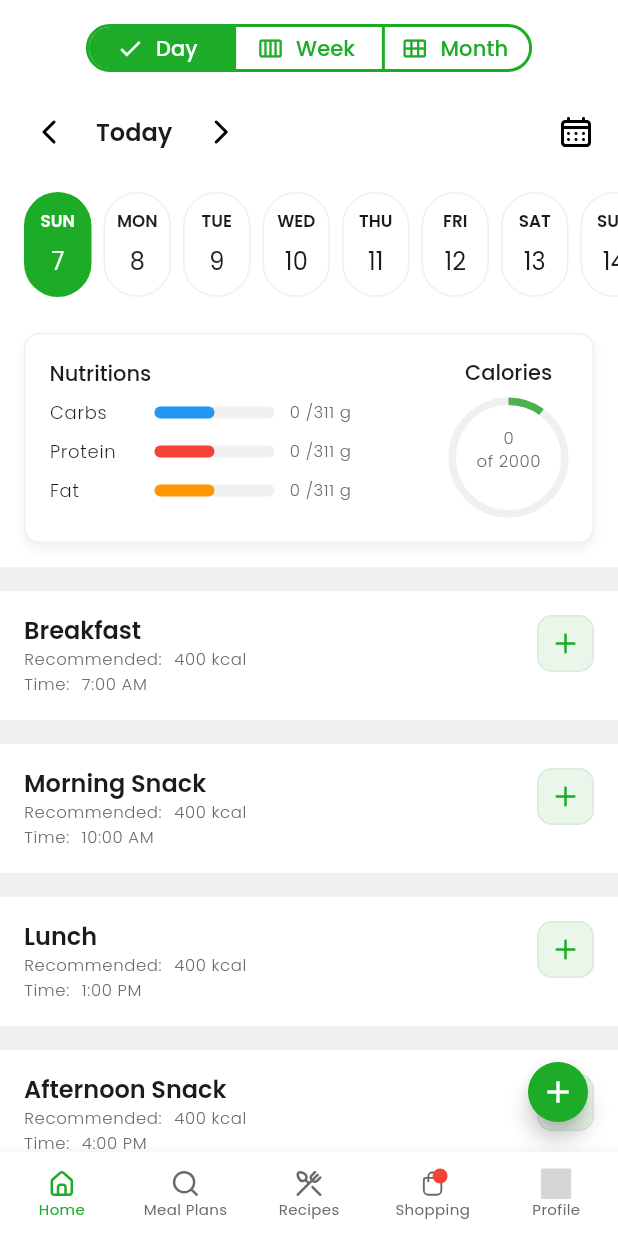
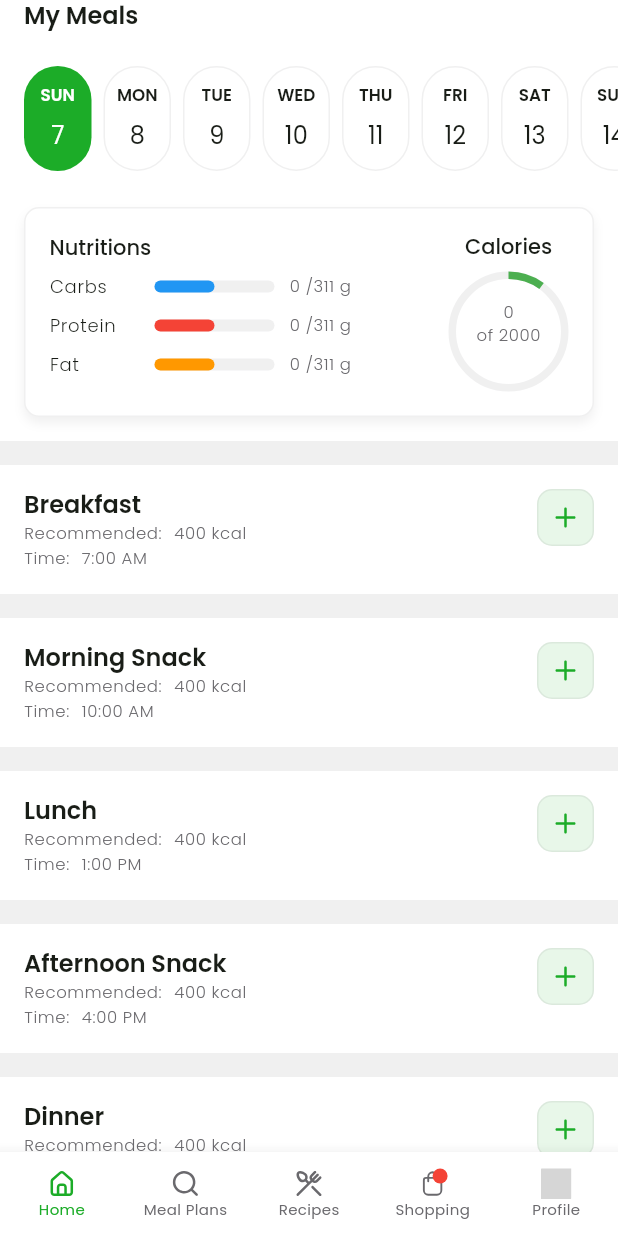
Before and after one commit to namayz18/meal_prep, a Flutter app: the screen it shows after launch, on a phone screen of 412 x 824 dp. Run offline on Flutter 3.47's test engine with Material 3 defaults, Android fonts, the phone set to English and light mode, and no system bars; drawn by our look-alikes of easy_date_timeline, percent_indicator; our stand-ins replace cloud_firestore, firebase_core, flutter_svg, hive, hive_flutter, table_calendar; accounts and stored records are empty; project files that could hold a hidden picture were left out; grey boxes are pictures that could not be loaded.

Commit message:
calendar view removed

```diff
--- a/lib/views/home/home_view.dart
+++ b/lib/views/home/home_view.dart
@@ -3,9 +3,6 @@ import 'package:flutter/material.dart';
 import 'package:meal_prep/core/extensions/theme_colors.dart';
 import 'package:meal_prep/views/home/controller/home_view_controller.dart';
 import 'package:meal_prep/views/home/view/home_day_view.dart';
-import 'package:meal_prep/views/home/view/home_month_view.dart';
-import 'package:meal_prep/views/home/view/home_week_view.dart';
-import 'package:meal_prep/views/home/widgets/calendar_segment_widget.dart';
 
 enum Calendar { day, week, month }
 
@@ -18,18 +15,10 @@ class HomeView extends StatefulWidget {
 
 class _HomeViewState extends State<HomeView> {
   final HomeViewController _homeViewController = HomeViewController();
-  Calendar _selected = Calendar.day;
   String _calendarTitle = 'Today';
   DateTime _focusDate = DateTime.now();
   final EasyInfiniteDateTimelineController _dateTimelineController =
       EasyInfiniteDateTimelineController();
-
-  // Function to handle calendar selection change
-  void _handleSegmentChange(Set<Calendar> selectedCalendars) {
-    setState(() {
-      _selected = selectedCalendars.first;
-    });
-  }
 
   void _handleOnDateChange(DateTime selectedDate) {
     setState(() {
@@ -39,13 +28,11 @@ class _HomeViewState extends State<HomeView> {
   }
 
   void _handleGoToCurrentDate() {
-    if (_selected == Calendar.day) {
-      setState(() {
-        _focusDate = DateTime.now();
-        _calendarTitle = _getCalendarTitle();
-        _dateTimelineController.animateToCurrentData();
-      });
-    }
+    setState(() {
+      _focusDate = DateTime.now();
+      _calendarTitle = _getCalendarTitle();
+      _dateTimelineController.animateToCurrentData();
+    });
   }
 
   String _getDateTimeString(DateTime date) {
@@ -61,61 +48,17 @@ class _HomeViewState extends State<HomeView> {
     return selectedDate;
   }
 
-  Widget getSelectedCalendarView() {
-    switch (_selected) {
-      case Calendar.day:
-        return HomeDayView(
+  @override
+  Widget build(BuildContext context) {
+    return Scaffold(
+      body: SafeArea(
+        child: HomeDayView(
           calendarTitle: _calendarTitle,
           focusDate: _focusDate,
           onDateChange: _handleOnDateChange,
           onPressCalendar: _handleGoToCurrentDate,
           controller: _homeViewController,
           dateTimelineController: _dateTimelineController,
-        );
-      case Calendar.week:
-        return HomeWeekView(
-          focusDate: _focusDate,
-          onDateChange: _handleOnDateChange,
-          onPressCalendar: () {},
-          controller: _homeViewController,
-        );
-      case Calendar.month:
-        return HomeMonthView(
-          controller: _homeViewController,
-        );
-    }
-  }
-
-  @override
-  Widget build(BuildContext context) {
-    return SafeArea(
-      child: Scaffold(
-        appBar: PreferredSize(
-          preferredSize: const Size.fromHeight(80),
-          child: Padding(
-            padding: const EdgeInsets.symmetric(vertical: 16.0),
-            child: Row(
-              children: [
-                const Spacer(),
-                CalendarSegmentWidget(
-                  selected: _selected,
-                  onPress: _handleSegmentChange,
-                ),
-                const Spacer(),
-              ],
-            ),
-          ),
-        ),
-        body: getSelectedCalendarView(),
-        floatingActionButton: FloatingActionButton.small(
-          heroTag: "btn1",
-          onPressed: () {},
-          backgroundColor: context.primary,
-          foregroundColor: context.onPrimary,
-          shape: RoundedRectangleBorder(
-            borderRadius: BorderRadius.circular(60),
-          ),
-          child: const Icon(Icons.add),
         ),
       ),
     );
--- a/lib/views/home/view/home_day_view.dart
+++ b/lib/views/home/view/home_day_view.dart
@@ -4,6 +4,7 @@ import 'package:meal_prep/views/home/controller/home_view_controller.dart';
 import 'package:meal_prep/views/home/view/home_meal_category_view.dart';
 import 'package:meal_prep/views/home/widgets/calendar_title_widget.dart';
 import 'package:meal_prep/views/home/widgets/home_stats_widget.dart';
+import 'package:meal_prep/widgets/text/custom_heading_text.dart';
 import 'package:meal_prep/widgets/widget/calendar_week_widget.dart';
 
 class HomeDayView extends StatelessWidget {
@@ -26,13 +27,14 @@ class HomeDayView extends StatelessWidget {
 
   @override
   Widget build(BuildContext context) {
-    return ListView(
+    return Column(
+      crossAxisAlignment: CrossAxisAlignment.start,
       children: [
-        CalendarTitleWidget(
-          title: calendarTitle,
-          onPressCalendar: onPressCalendar,
-        ),
-        const SizedBox(height: 8),
+        const CustomHeadingText(title: 'My Meals'),
+        const SizedBox(height: 16),
+        Expanded(
+          child: ListView(
+            children: [
               CalendarWeekWidget(
                 focusDate: focusDate,
                 onDateChange: onDateChange,
@@ -44,6 +46,9 @@ class HomeDayView extends StatelessWidget {
               HomeMealCategoryView(controller: controller),
               const SizedBox(height: 80),
             ],
+          ),
+        ),
+      ],
     );
   }
 }
--- a/lib/views/home/widgets/calendar_title_widget.dart
+++ b/lib/views/home/widgets/calendar_title_widget.dart
@@ -1,6 +1,7 @@
 import 'package:flutter/material.dart';
 import 'package:flutter_svg/svg.dart';
 import 'package:meal_prep/core/extensions/theme_colors.dart';
+import 'package:meal_prep/widgets/button/custom_text_button.dart';
 import 'package:meal_prep/widgets/text/custom_heading_text.dart';
 
 class CalendarTitleWidget extends StatelessWidget {
@@ -46,20 +47,9 @@ class CalendarTitleWidget extends StatelessWidget {
             ),
           ),
           const Spacer(),
-          GestureDetector(
-            onTap: onPressCalendar,
-            child: Padding(
-              padding: const EdgeInsets.symmetric(horizontal: 16.0),
-              child: SvgPicture.asset(
-                "assets/icons/calender.svg",
-                width: 24,
-                height: 24,
-                colorFilter: ColorFilter.mode(
-                  context.buttonColor,
-                  BlendMode.srcIn,
-                ),
-              ),
-            ),
+          CustomTextButton(
+            title: 'Today',
+            onPress: onPressCalendar,
           ),
         ],
       ),
```
Lines whose indentation alone changed are shown as unchanged.
